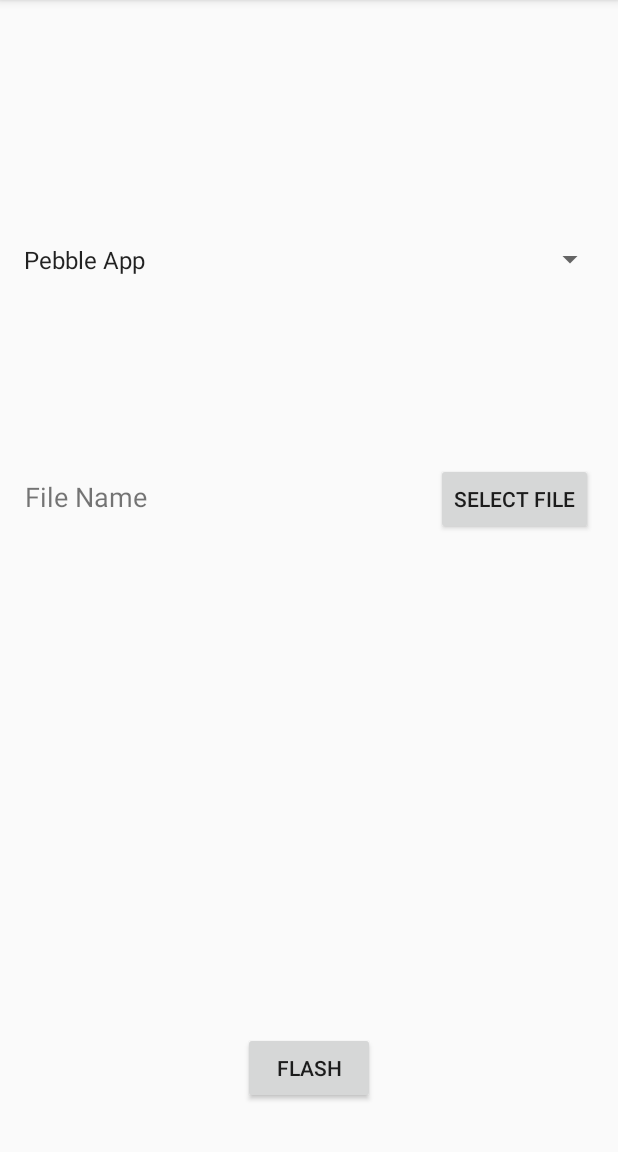
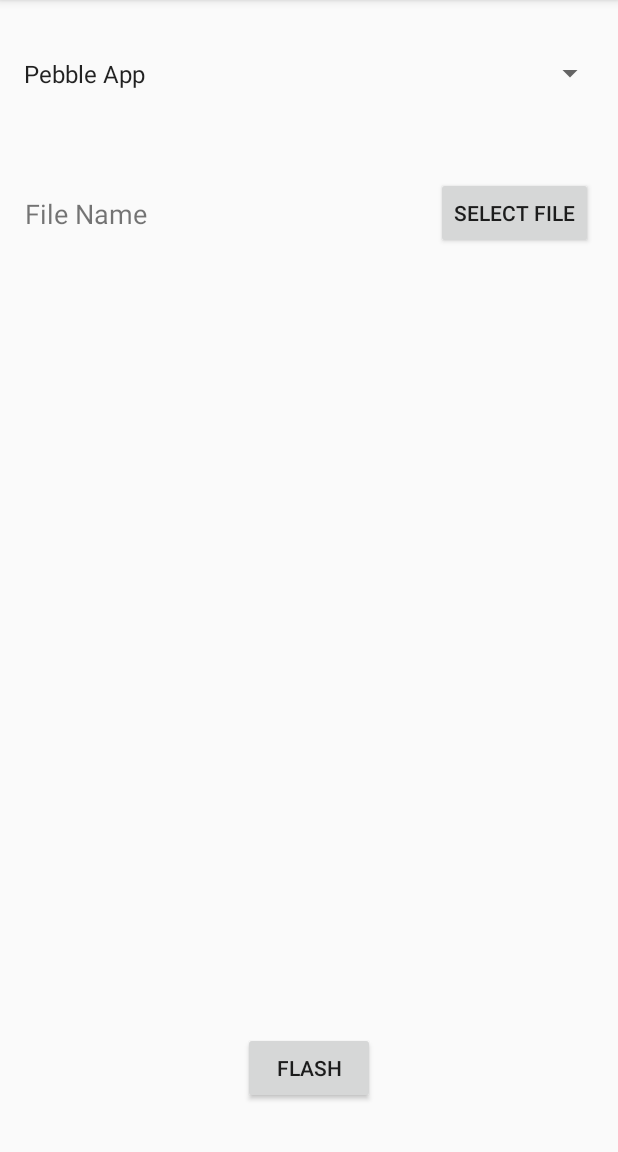
Before and after one commit to crc-32/PBZChucker, an Android app: the screen it shows after launch (MainActivity), on a phone screen of 412 x 824 dp, the part 84-1236 px from its top. Run offline under Robolectric (Android 15) with nearby library versions, the phone set to English and light mode, and no system bars.

Commit message:
Fix activity layout

```diff
--- a/app/src/main/res/layout/activity_main.xml
+++ b/app/src/main/res/layout/activity_main.xml
@@ -10,12 +10,10 @@
         android:id="@+id/spinner"
         android:layout_width="0dp"
         android:layout_height="42dp"
-        android:layout_marginBottom="450dp"
         android:layout_marginEnd="8dp"
         android:layout_marginStart="8dp"
         android:layout_marginTop="28dp"
         android:entries="@array/app_selection"
-        app:layout_constraintBottom_toBottomOf="parent"
         app:layout_constraintEnd_toEndOf="parent"
         app:layout_constraintStart_toStartOf="parent"
         app:layout_constraintTop_toTopOf="parent" />
@@ -24,14 +22,12 @@
         android:id="@+id/button"
         android:layout_width="wrap_content"
         android:layout_height="wrap_content"
-        android:layout_marginBottom="345dp"
         android:layout_marginEnd="16dp"
         android:layout_marginRight="16dp"
         android:layout_marginStart="26dp"
         android:layout_marginLeft="26dp"
         android:layout_marginTop="48dp"
         android:text="Select File"
-        app:layout_constraintBottom_toBottomOf="parent"
         app:layout_constraintEnd_toEndOf="parent"
         app:layout_constraintStart_toEndOf="@+id/textView"
         app:layout_constraintTop_toBottomOf="@+id/spinner" />
@@ -40,7 +36,6 @@
         android:id="@+id/textView"
         android:layout_width="wrap_content"
         android:layout_height="24dp"
-        android:layout_marginBottom="361dp"
         android:layout_marginEnd="166dp"
         android:layout_marginRight="166dp"
         android:layout_marginStart="16dp"
@@ -49,7 +44,6 @@
         android:text="File Name"
         android:textAlignment="center"
         android:textSize="18sp"
-        app:layout_constraintBottom_toBottomOf="parent"
         app:layout_constraintEnd_toStartOf="@+id/button"
         app:layout_constraintHorizontal_bias="1.0"
         app:layout_constraintStart_toStartOf="parent"
```
